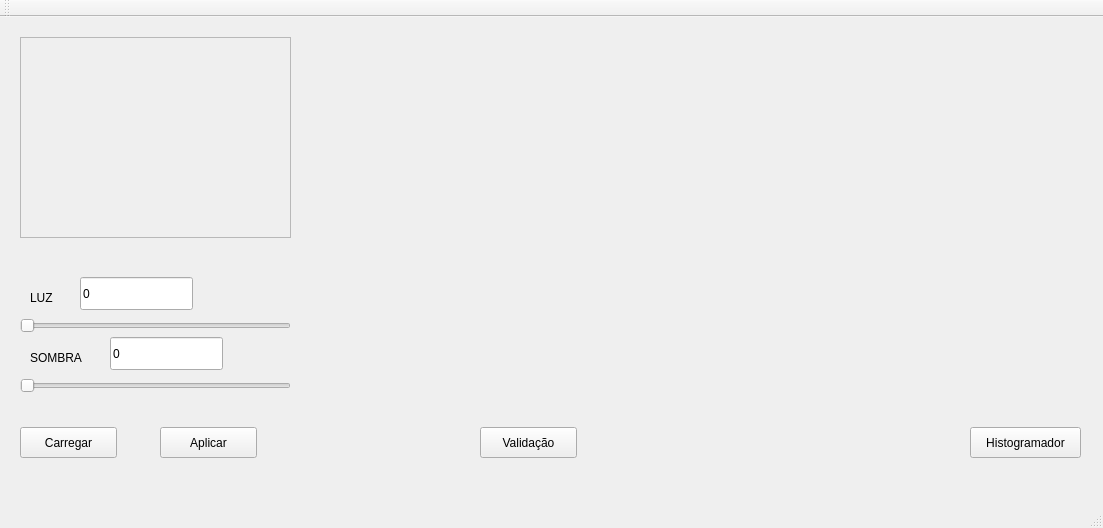
Above: equalizador2/mainwindow.ui from pedrecal/grupoestudo before the change. Below: the same form after it.
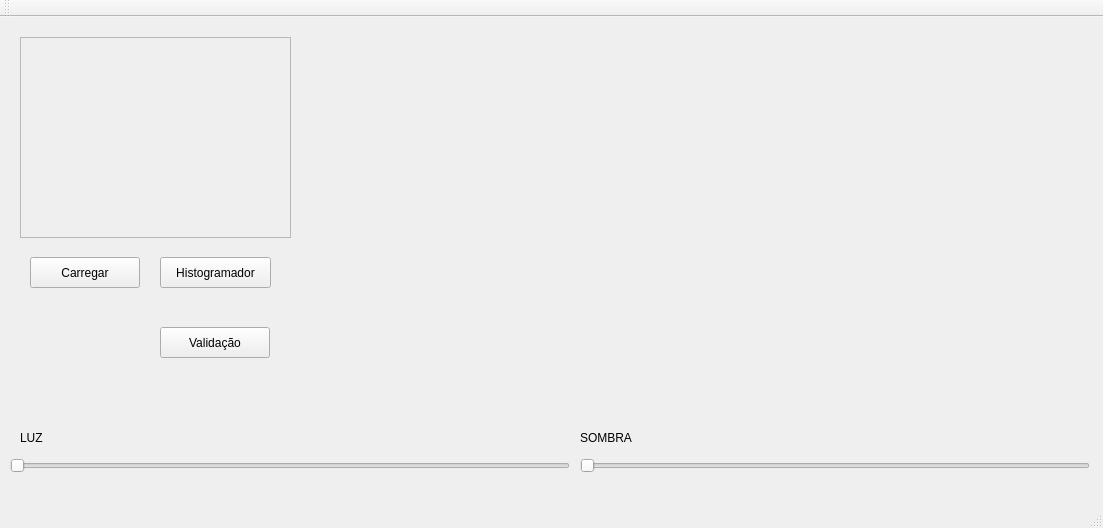
That is the form after the change. Custom widgets are drawn as their Qt base class.

```diff
--- a/equalizador2/mainwindow.ui
+++ b/equalizador2/mainwindow.ui
@@ -40,9 +40,9 @@
    <widget class="QPushButton" name="btLoad">
     <property name="geometry">
      <rect>
-      <x>20</x>
-      <y>410</y>
-      <width>97</width>
+      <x>30</x>
+      <y>240</y>
+      <width>110</width>
       <height>31</height>
      </rect>
     </property>
@@ -53,9 +53,9 @@
    <widget class="QSlider" name="sliderLuz">
     <property name="geometry">
      <rect>
-      <x>20</x>
-      <y>300</y>
-      <width>271</width>
+      <x>10</x>
+      <y>440</y>
+      <width>560</width>
       <height>18</height>
      </rect>
     </property>
@@ -66,9 +66,9 @@
    <widget class="QSlider" name="sliderSombra">
     <property name="geometry">
      <rect>
-      <x>20</x>
-      <y>360</y>
-      <width>271</width>
+      <x>580</x>
+      <y>440</y>
+      <width>510</width>
       <height>18</height>
      </rect>
     </property>
@@ -76,24 +76,11 @@
      <enum>Qt::Horizontal</enum>
     </property>
    </widget>
-   <widget class="QPushButton" name="btApply">
-    <property name="geometry">
-     <rect>
-      <x>160</x>
-      <y>410</y>
-      <width>97</width>
-      <height>31</height>
-     </rect>
-    </property>
-    <property name="text">
-     <string>Aplicar</string>
-    </property>
-   </widget>
    <widget class="QLabel" name="lbLuz">
     <property name="geometry">
      <rect>
-      <x>30</x>
-      <y>270</y>
+      <x>20</x>
+      <y>410</y>
       <width>67</width>
       <height>21</height>
      </rect>
@@ -105,8 +92,8 @@
    <widget class="QLabel" name="lbSombra">
     <property name="geometry">
      <rect>
-      <x>30</x>
-      <y>330</y>
+      <x>580</x>
+      <y>410</y>
       <width>67</width>
       <height>21</height>
      </rect>
@@ -128,8 +115,8 @@
    <widget class="QPushButton" name="btMakeHist">
     <property name="geometry">
      <rect>
-      <x>970</x>
-      <y>410</y>
+      <x>160</x>
+      <y>240</y>
       <width>111</width>
       <height>31</height>
      </rect>
@@ -138,38 +125,12 @@
      <string>Histogramador</string>
     </property>
    </widget>
-   <widget class="QLineEdit" name="qtLuz">
-    <property name="geometry">
-     <rect>
-      <x>80</x>
-      <y>260</y>
-      <width>113</width>
-      <height>33</height>
-     </rect>
-    </property>
-    <property name="text">
-     <string>0</string>
-    </property>
-   </widget>
-   <widget class="QLineEdit" name="qtSombra">
-    <property name="geometry">
-     <rect>
-      <x>110</x>
-      <y>320</y>
-      <width>113</width>
-      <height>33</height>
-     </rect>
-    </property>
-    <property name="text">
-     <string>0</string>
-    </property>
-   </widget>
    <widget class="QPushButton" name="btValidacao">
     <property name="geometry">
      <rect>
-      <x>480</x>
-      <y>410</y>
-      <width>97</width>
+      <x>160</x>
+      <y>310</y>
+      <width>110</width>
       <height>31</height>
      </rect>
     </property>
```
